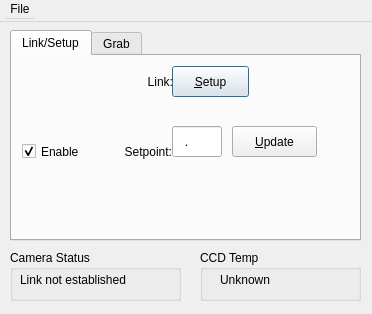
Qt form cameraControl.ui (algebrato/PenguinSBIG) before a commit.
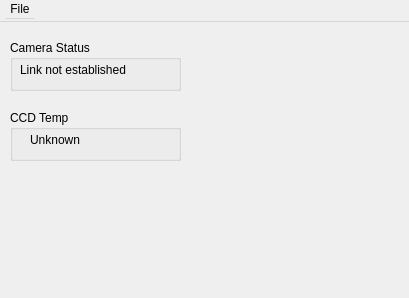
The same form after that commit.

```diff
--- a/cameraControl.ui
+++ b/cameraControl.ui
@@ -6,8 +6,8 @@
    <rect>
     <x>0</x>
     <y>0</y>
-    <width>372</width>
-    <height>314</height>
+    <width>409</width>
+    <height>298</height>
    </rect>
   </property>
   <property name="windowTitle">
@@ -30,145 +30,11 @@
    </widget>
    <addaction name="File"/>
   </widget>
-  <widget class="QTabWidget" name="tabWidget">
-   <property name="geometry">
-    <rect>
-     <x>10</x>
-     <y>30</y>
-     <width>351</width>
-     <height>211</height>
-    </rect>
-   </property>
-   <property name="currentIndex">
-    <number>0</number>
-   </property>
-   <widget class="QWidget" name="tab">
-    <attribute name="title">
-     <string>Link/Setup</string>
-    </attribute>
-    <widget class="QPushButton" name="linkSetupButton">
-     <property name="geometry">
-      <rect>
-       <x>160</x>
-       <y>10</y>
-       <width>77</width>
-       <height>31</height>
-      </rect>
-     </property>
-     <property name="text">
-      <string>&amp;Setup</string>
-     </property>
-     <property name="shortcut">
-      <string>Alt+S</string>
-     </property>
-    </widget>
-    <widget class="QLabel" name="linkLabel">
-     <property name="geometry">
-      <rect>
-       <x>130</x>
-       <y>10</y>
-       <width>31</width>
-       <height>31</height>
-      </rect>
-     </property>
-     <property name="text">
-      <string>Link:</string>
-     </property>
-     <property name="alignment">
-      <set>Qt::AlignRight|Qt::AlignTrailing|Qt::AlignVCenter</set>
-     </property>
-     <property name="wordWrap">
-      <bool>false</bool>
-     </property>
-    </widget>
-    <widget class="QPushButton" name="coolingUpdateButton">
-     <property name="geometry">
-      <rect>
-       <x>220</x>
-       <y>70</y>
-       <width>85</width>
-       <height>31</height>
-      </rect>
-     </property>
-     <property name="text">
-      <string>&amp;Update</string>
-     </property>
-     <property name="shortcut">
-      <string>Alt+U</string>
-     </property>
-    </widget>
-    <widget class="QLineEdit" name="coolingSetpoint">
-     <property name="geometry">
-      <rect>
-       <x>160</x>
-       <y>70</y>
-       <width>50</width>
-       <height>31</height>
-      </rect>
-     </property>
-     <property name="maximumSize">
-      <size>
-       <width>50</width>
-       <height>32767</height>
-      </size>
-     </property>
-     <property name="inputMask">
-      <string>#09.99; </string>
-     </property>
-     <property name="text">
-      <string>.</string>
-     </property>
-    </widget>
-    <widget class="QLabel" name="textLabel12">
-     <property name="geometry">
-      <rect>
-       <x>90</x>
-       <y>80</y>
-       <width>70</width>
-       <height>31</height>
-      </rect>
-     </property>
-     <property name="text">
-      <string>Setpoint:</string>
-     </property>
-     <property name="alignment">
-      <set>Qt::AlignRight|Qt::AlignTrailing|Qt::AlignVCenter</set>
-     </property>
-     <property name="wordWrap">
-      <bool>false</bool>
-     </property>
-     <property name="buddy">
-      <cstring>coolingSetpoint</cstring>
-     </property>
-    </widget>
-    <widget class="QCheckBox" name="enableChkBox">
-     <property name="geometry">
-      <rect>
-       <x>10</x>
-       <y>80</y>
-       <width>70</width>
-       <height>31</height>
-      </rect>
-     </property>
-     <property name="text">
-      <string>Enable</string>
-     </property>
-     <property name="checked">
-      <bool>true</bool>
-     </property>
-    </widget>
-   </widget>
-   <widget class="QWidget" name="Grab">
-    <attribute name="title">
-     <string>Grab</string>
-    </attribute>
-   </widget>
-  </widget>
   <widget class="QGroupBox" name="groupBox_2">
    <property name="geometry">
     <rect>
      <x>10</x>
-     <y>250</y>
+     <y>40</y>
      <width>171</width>
      <height>51</height>
     </rect>
@@ -199,9 +65,9 @@
   <widget class="QGroupBox" name="groupBox_3">
    <property name="geometry">
     <rect>
-     <x>200</x>
-     <y>250</y>
-     <width>161</width>
+     <x>10</x>
+     <y>110</y>
+     <width>171</width>
      <height>51</height>
     </rect>
    </property>
```
